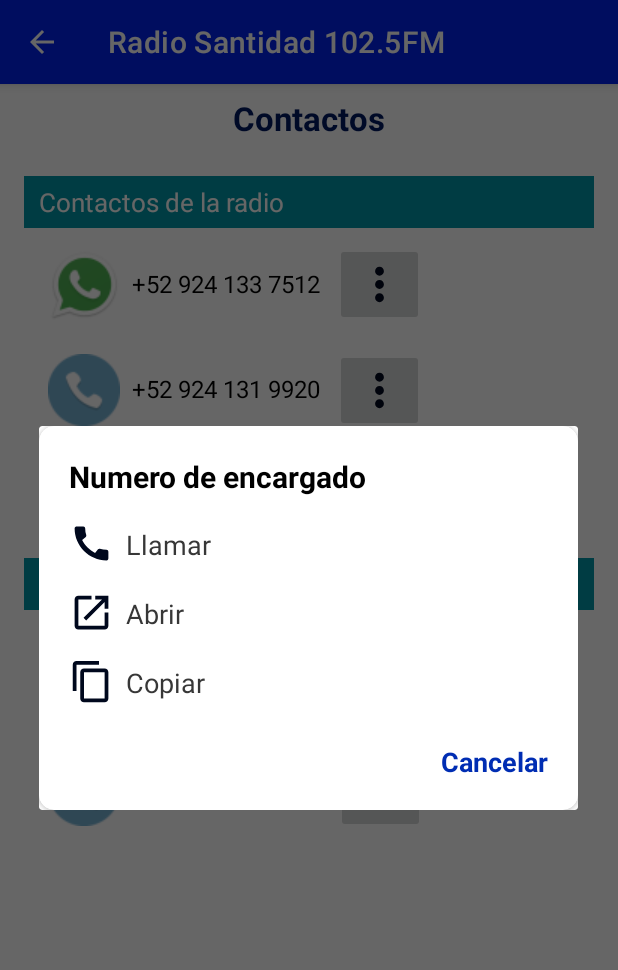
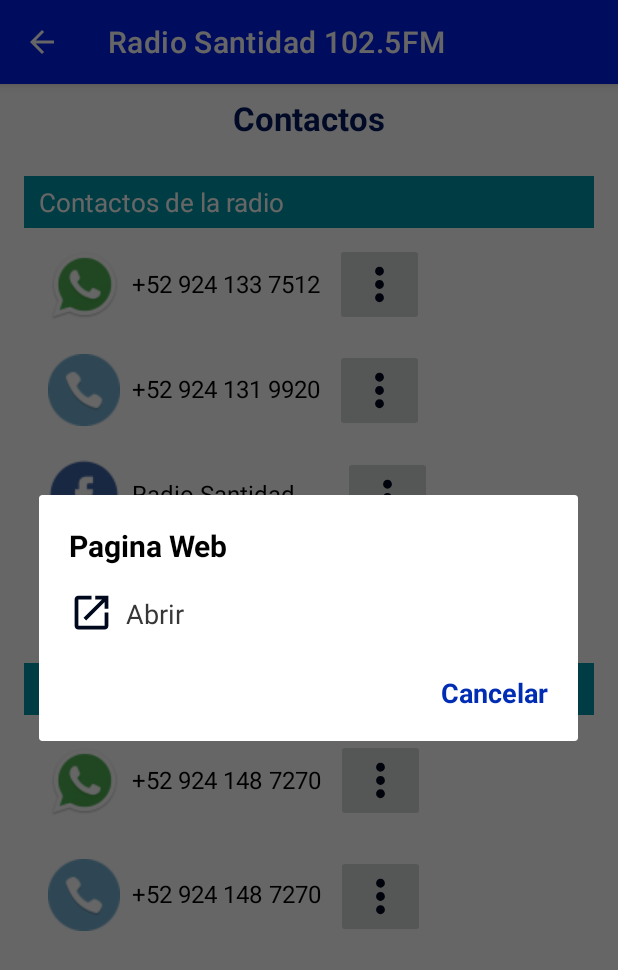
Before and after one commit to alejandro-jalf/radiocaminoalasantidad_app, an Android app: the Contacto screen opened directly, with no data from a screen before it, after a tap on "Logo de la radio", on a phone screen of 412 x 824 dp. Shown: the top 970 px of the screen. Run offline under Robolectric (Android 15) with nearby library versions, the light colour scheme and no system bars; 1 statement that could not run was skipped.

Commit message:
ADD: Agrega boton de visita a sitio web

```diff
--- a/app/src/main/java/com/radiosantidadapp/radiosantidad1025fm/views/Contacto.java
+++ b/app/src/main/java/com/radiosantidadapp/radiosantidad1025fm/views/Contacto.java
@@ -7,14 +7,11 @@ import androidx.appcompat.app.AppCompatActivity;
 import android.content.ClipData;
 import android.content.ClipboardManager;
 import android.content.ComponentName;
-import android.content.Context;
 import android.content.Intent;
 import android.content.pm.ApplicationInfo;
-import android.content.pm.PackageManager;
 import android.net.Uri;
 import android.os.Bundle;
 import android.telephony.PhoneNumberUtils;
-import android.util.Log;
 import android.view.KeyEvent;
 import android.view.LayoutInflater;
 import android.view.View;
@@ -33,8 +30,8 @@ public class Contacto extends AppCompatActivity {
     private ImageButton btnPopupMenuFaceR;
     private ImageButton btnPopupMenuWhatE;
     private ImageButton btnPopupMenuCallE;
+    private ImageButton btnPopupMenuRaWeb;
     private ActionBar actionBar;
-    //private Context context;
     private Config config;
 
     private AlertDialog alertDialog;
@@ -76,6 +73,7 @@ public class Contacto extends AppCompatActivity {
         btnPopupMenuFaceR = findViewById(R.id.btnPopupFaceR);
         btnPopupMenuWhatE = findViewById(R.id.btnPopupWhatE);
         btnPopupMenuCallE = findViewById(R.id.btnPopupCallE);
+        btnPopupMenuRaWeb = findViewById(R.id.btnPopupRadioWeb);
 
         btnPopupMenuWhatR.setOnClickListener(new View.OnClickListener() {
             @Override
@@ -96,6 +94,10 @@ public class Contacto extends AppCompatActivity {
         btnPopupMenuCallE.setOnClickListener(new View.OnClickListener() {
             @Override
             public void onClick(View v) { showAlertDialogFor("CallAdmin"); }
+        });
+        btnPopupMenuRaWeb.setOnClickListener(new View.OnClickListener() {
+            @Override
+            public void onClick(View v) { showAlertDialogFor("RadioWeb"); }
         });
     }
 
@@ -155,6 +157,7 @@ public class Contacto extends AppCompatActivity {
                 else if (sourceActual.equals("WhatRadio")) sendWhatsappTo(config.getNumberRadio());
                 else if (sourceActual.equals("WhatAdmin")) sendWhatsappTo(config.getNumberAdmin());
                 else if (sourceActual.equals("FaceRadio")) openFacebook();
+                else if (sourceActual.equals("RadioWeb")) openRadioWeb();
             }
         });
 
@@ -197,14 +200,15 @@ public class Contacto extends AppCompatActivity {
         if (source.equals("CallRadio")) titleCard.setText(R.string.textCallRadio);
         if (source.equals("CallAdmin")) titleCard.setText(R.string.textCallAdmin);
         if (source.equals("FaceRadio")) titleCard.setText(R.string.textFaceRadio);
+        if (source.equals("RadioWeb")) titleCard.setText(R.string.textRadioWeb);
     }
 
     private void optionsVisible(String source) {
         showAllOptions();
-        if (source.equals("WhatRadio") || source.equals("WhatAdmin") || source.equals("FaceRadio")) {
+        if (source.equals("WhatRadio") || source.equals("WhatAdmin") || source.equals("FaceRadio") || source.equals("RadioWeb")) {
             imageViewCall.setVisibility(View.GONE);
             textViewCall.setVisibility(View.GONE);
-            if (source.equals("FaceRadio")) {
+            if (source.equals("FaceRadio") || source.equals("RadioWeb")) {
                 imageViewMessage.setVisibility(View.GONE);
                 textViewMessage.setVisibility(View.GONE);
                 imageViewCopy.setVisibility(View.GONE);
@@ -279,6 +283,14 @@ public class Contacto extends AppCompatActivity {
         }
     }
 
+    private void openRadioWeb() {
+        try {
+            startActivity(new Intent(Intent.ACTION_VIEW, Uri.parse(config.getUrlRadioSantidadWeb())));
+        } catch (Exception e) {
+            e.printStackTrace();
+        }
+    }
+
     private void copyClipBoard(String data) {
         clipboardManager = (ClipboardManager) getSystemService(this.CLIPBOARD_SERVICE);
         clip = ClipData.newPlainText("Dato", data);
--- a/app/src/main/res/layout/activity_contacto.xml
+++ b/app/src/main/res/layout/activity_contacto.xml
@@ -13,7 +13,8 @@
         android:scrollbars="vertical">
         <androidx.constraintlayout.widget.ConstraintLayout
             android:layout_width="match_parent"
-            android:layout_height="wrap_content">
+            android:layout_height="wrap_content"
+            android:paddingBottom="30dp">
             <TextView
                 android:id="@+id/textView8"
                 android:layout_width="wrap_content"
@@ -129,7 +130,7 @@
                 app:layout_constraintEnd_toEndOf="parent"
                 app:layout_constraintHorizontal_bias="0.0"
                 app:layout_constraintStart_toStartOf="parent"
-                app:layout_constraintTop_toBottomOf="@+id/textView6"
+                app:layout_constraintTop_toBottomOf="@+id/textViewRadioWeb"
                 android:paddingStart="10dp" />
 
             <TextView
@@ -194,6 +195,44 @@
                 android:textSize="16sp"
                 app:layout_constraintStart_toEndOf="@+id/imageView5"
                 app:layout_constraintTop_toBottomOf="@+id/textView5" />
+
+            <ImageView
+                android:id="@+id/imageViewRadioWeb"
+                android:layout_width="wrap_content"
+                android:layout_height="wrap_content"
+                android:layout_marginStart="32dp"
+                android:layout_marginLeft="32dp"
+                android:layout_marginTop="22dp"
+                android:contentDescription="@string/description_image"
+                app:layout_constraintStart_toStartOf="parent"
+                app:layout_constraintTop_toBottomOf="@+id/imageView5"
+                app:srcCompat="@drawable/logo48" />
+
+            <TextView
+                android:id="@+id/textViewRadioWeb"
+                android:layout_width="wrap_content"
+                android:layout_height="wrap_content"
+                android:layout_marginStart="8dp"
+                android:layout_marginLeft="8dp"
+                android:layout_marginTop="48dp"
+                android:text="@string/textRadioWeb"
+                android:textColor="@color/black"
+                android:textSize="16sp"
+                app:layout_constraintStart_toEndOf="@+id/imageViewRadioWeb"
+                app:layout_constraintTop_toBottomOf="@+id/textView6" />
+
+            <ImageButton
+                android:id="@+id/btnPopupRadioWeb"
+                android:layout_width="wrap_content"
+                android:layout_height="wrap_content"
+                android:layout_marginStart="56dp"
+                android:layout_marginLeft="56dp"
+                android:layout_marginTop="16dp"
+                android:contentDescription="@string/description_image"
+                app:layout_constraintStart_toEndOf="@+id/textViewRadioWeb"
+                app:layout_constraintTop_toBottomOf="@+id/btnPopupFaceR"
+                app:srcCompat="@drawable/ic_baseline_more_vert_24"
+                tools:ignore="VectorDrawableCompat" />
 
             <ImageButton
                 android:id="@+id/btnPopupCallE"
--- a/app/src/main/res/values/strings.xml
+++ b/app/src/main/res/values/strings.xml
@@ -25,4 +25,5 @@
     <string name="textWhatRadio">Mensajes y Whatsapp</string>
     <string name="textFaceRadio">Facebook oficial</string>
     <string name="textCallAdmin">Numero de encargado</string>
+    <string name="textRadioWeb">Pagina Web</string>
 </resources>
```
Also changed, not shown: app/src/main/res/drawable/logo48.png (added).
